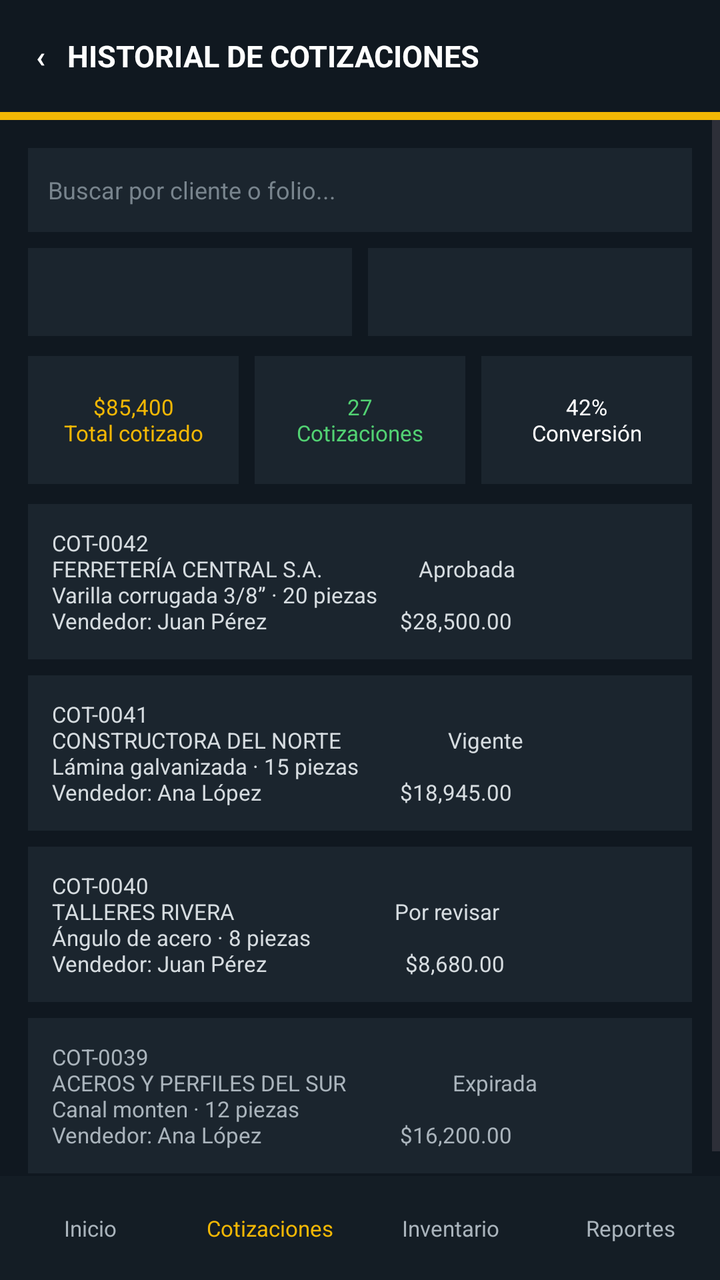
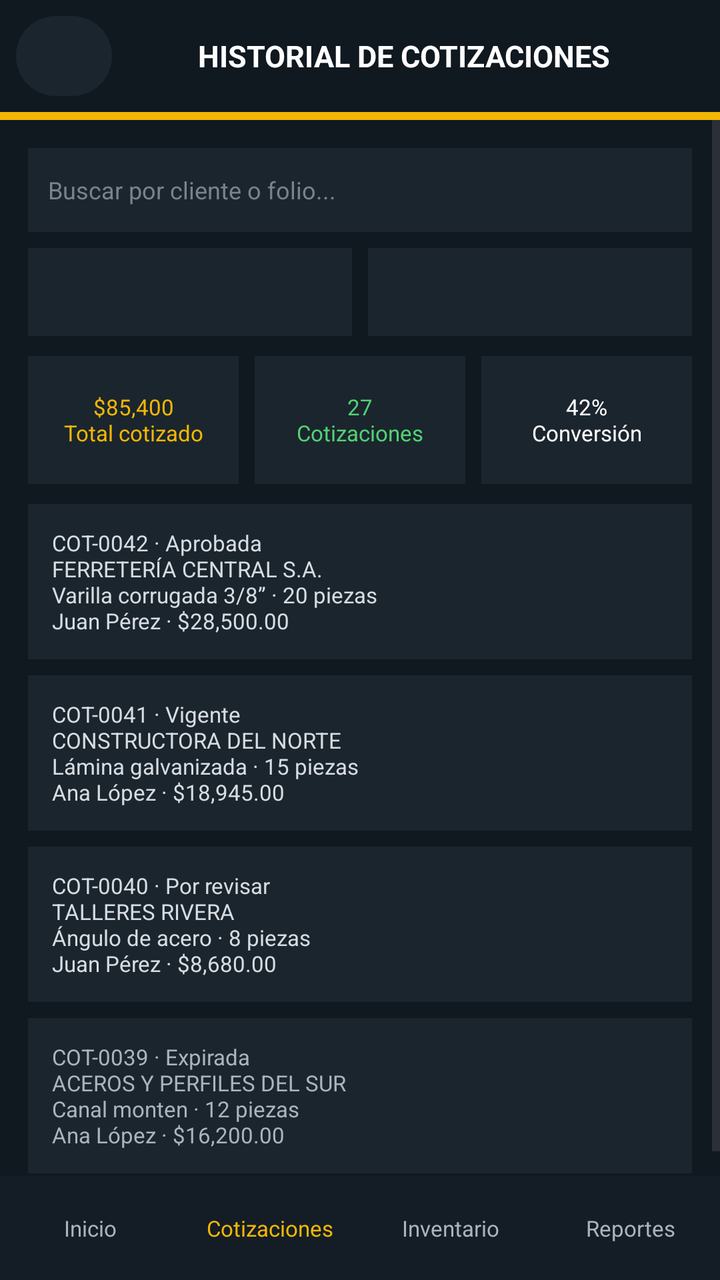

Screens rendered from an Android XML layout before and after an edit, with the pre-edit source and the edit as a unified diff.
<!-- AndroidManifest.xml: application theme Theme.Aceroswecorp -->
<!-- res/layout/activity_historial_cotizaciones.xml -->
<?xml version="1.0" encoding="utf-8"?>
<LinearLayout xmlns:android="http://schemas.android.com/apk/res/android"
    android:layout_width="match_parent"
    android:layout_height="match_parent"
    android:background="#101820"
    android:orientation="vertical">

    <TextView
        android:id="@+id/screen_back"
        android:layout_width="match_parent"
        android:layout_height="56dp"
        android:gravity="center_vertical"
        android:paddingStart="18dp"
        android:text="‹   HISTORIAL DE COTIZACIONES"
        android:textColor="#FFFFFF"
        android:textSize="15sp"
        android:textStyle="bold" />

    <TextView android:layout_width="match_parent" android:layout_height="4dp" android:background="#F2B705" />

    <ScrollView
        android:layout_width="match_parent"
        android:layout_height="0dp"
        android:layout_weight="1">

        <LinearLayout
            android:layout_width="match_parent"
            android:layout_height="wrap_content"
            android:orientation="vertical"
            android:padding="14dp">

            <EditText android:layout_width="match_parent" android:layout_height="42dp" android:background="#1B252E" android:hint="Buscar por cliente o folio..." android:padding="10dp" android:textColor="#FFFFFF" android:textColorHint="#78848D" android:textSize="12sp" />
            <LinearLayout android:layout_width="match_parent" android:layout_height="44dp" android:layout_marginTop="8dp" android:orientation="horizontal">
                <Spinner android:layout_width="0dp" android:layout_height="match_parent" android:layout_marginEnd="4dp" android:layout_weight="1" android:background="#1B252E" android:prompt="@string/all_salespeople" />
                <Spinner android:layout_width="0dp" android:layout_height="match_parent" android:layout_marginStart="4dp" android:layout_weight="1" android:background="#1B252E" android:prompt="@string/last_30_days" />
            </LinearLayout>

            <LinearLayout android:layout_width="match_parent" android:layout_height="64dp" android:layout_marginTop="10dp" android:orientation="horizontal">
                <TextView android:layout_width="0dp" android:layout_height="match_parent" android:layout_marginEnd="4dp" android:layout_weight="1" android:background="#1B252E" android:gravity="center" android:text="$85,400&#10;Total cotizado" android:textColor="#F2B705" android:textSize="11sp" />
                <TextView android:layout_width="0dp" android:layout_height="match_parent" android:layout_marginStart="4dp" android:layout_marginEnd="4dp" android:layout_weight="1" android:background="#1B252E" android:gravity="center" android:text="27&#10;Cotizaciones" android:textColor="#52D273" android:textSize="11sp" />
                <TextView android:layout_width="0dp" android:layout_height="match_parent" android:layout_marginStart="4dp" android:layout_weight="1" android:background="#1B252E" android:gravity="center" android:text="42%&#10;Conversión" android:textColor="#FFFFFF" android:textSize="11sp" />
            </LinearLayout>

            <TextView android:layout_width="match_parent" android:layout_height="wrap_content" android:layout_marginTop="10dp" android:background="#1B252E" android:padding="12dp" android:text="COT-0042&#10;FERRETERÍA CENTRAL S.A.                  Aprobada&#10;Varilla corrugada 3/8” · 20 piezas&#10;Vendedor: Juan Pérez                         $28,500.00" android:textColor="#D6DCE0" android:textSize="11sp" />
            <TextView android:layout_width="match_parent" android:layout_height="wrap_content" android:layout_marginTop="8dp" android:background="#1B252E" android:padding="12dp" android:text="COT-0041&#10;CONSTRUCTORA DEL NORTE                    Vigente&#10;Lámina galvanizada · 15 piezas&#10;Vendedor: Ana López                          $18,945.00" android:textColor="#D6DCE0" android:textSize="11sp" />
            <TextView android:layout_width="match_parent" android:layout_height="wrap_content" android:layout_marginTop="8dp" android:background="#1B252E" android:padding="12dp" android:text="COT-0040&#10;TALLERES RIVERA                              Por revisar&#10;Ángulo de acero · 8 piezas&#10;Vendedor: Juan Pérez                          $8,680.00" android:textColor="#D6DCE0" android:textSize="11sp" />
            <TextView android:layout_width="match_parent" android:layout_height="wrap_content" android:layout_marginTop="8dp" android:background="#1B252E" android:padding="12dp" android:text="COT-0039&#10;ACEROS Y PERFILES DEL SUR                    Expirada&#10;Canal monten · 12 piezas&#10;Vendedor: Ana López                          $16,200.00" android:textColor="#AAB4BC" android:textSize="11sp" />
        </LinearLayout>
    </ScrollView>

    <LinearLayout android:layout_width="match_parent" android:layout_height="52dp" android:background="#141D25" android:gravity="center" android:orientation="horizontal">
        <TextView android:id="@+id/nav_inicio" android:layout_width="0dp" android:layout_height="match_parent" android:layout_weight="1" android:gravity="center" android:text="Inicio" android:textColor="#AAB4BC" android:textSize="11sp" />
        <TextView android:id="@+id/nav_cotizaciones" android:layout_width="0dp" android:layout_height="match_parent" android:layout_weight="1" android:gravity="center" android:text="Cotizaciones" android:textColor="#F2B705" android:textSize="11sp" />
        <TextView android:id="@+id/nav_inventario" android:layout_width="0dp" android:layout_height="match_parent" android:layout_weight="1" android:gravity="center" android:text="Inventario" android:textColor="#AAB4BC" android:textSize="11sp" />
        <TextView android:id="@+id/nav_reportes" android:layout_width="0dp" android:layout_height="match_parent" android:layout_weight="1" android:gravity="center" android:text="Reportes" android:textColor="#AAB4BC" android:textSize="11sp" />
    </LinearLayout>
</LinearLayout>
<!-- resources referenced by this layout -->
<resources>
  <string name="all_salespeople">Todos los vendedores</string>
  <string name="last_30_days">Últimos 30 días</string>
  <style name="Theme.Aceroswecorp" parent="Base.Theme.Aceroswecorp" />
  <style name="Base.Theme.Aceroswecorp" parent="Theme.Material3.DayNight.NoActionBar">
          
          
      </style>
</resources>

<!-- the commit's change to res/layout/activity_historial_cotizaciones.xml (unified diff, before → after) -->
@@ -5,16 +5,34 @@
     android:background="#101820"
     android:orientation="vertical">
 
-    <TextView
-        android:id="@+id/screen_back"
+    <LinearLayout
         android:layout_width="match_parent"
         android:layout_height="56dp"
         android:gravity="center_vertical"
-        android:paddingStart="18dp"
-        android:text="‹   HISTORIAL DE COTIZACIONES"
-        android:textColor="#FFFFFF"
-        android:textSize="15sp"
-        android:textStyle="bold" />
+        android:orientation="horizontal"
+        android:paddingStart="8dp"
+        android:paddingEnd="12dp">
+
+        <Button
+            android:id="@+id/screen_back"
+            android:layout_width="48dp"
+            android:layout_height="48dp"
+            android:backgroundTint="#1B252E"
+            android:contentDescription="@string/back"
+            android:text="@string/back_arrow"
+            android:textColor="#FFFFFF"
+            android:textSize="24sp" />
+
+        <TextView
+            android:layout_width="0dp"
+            android:layout_height="wrap_content"
+            android:layout_weight="1"
+            android:gravity="center"
+            android:text="HISTORIAL DE COTIZACIONES"
+            android:textColor="#FFFFFF"
+            android:textSize="15sp"
+            android:textStyle="bold" />
+    </LinearLayout>
 
     <TextView android:layout_width="match_parent" android:layout_height="4dp" android:background="#F2B705" />
 
@@ -41,10 +59,10 @@
                 <TextView android:layout_width="0dp" android:layout_height="match_parent" android:layout_marginStart="4dp" android:layout_weight="1" android:background="#1B252E" android:gravity="center" android:text="42%&#10;Conversión" android:textColor="#FFFFFF" android:textSize="11sp" />
             </LinearLayout>
 
-            <TextView android:layout_width="match_parent" android:layout_height="wrap_content" android:layout_marginTop="10dp" android:background="#1B252E" android:padding="12dp" android:text="COT-0042&#10;FERRETERÍA CENTRAL S.A.                  Aprobada&#10;Varilla corrugada 3/8” · 20 piezas&#10;Vendedor: Juan Pérez                         $28,500.00" android:textColor="#D6DCE0" android:textSize="11sp" />
-            <TextView android:layout_width="match_parent" android:layout_height="wrap_content" android:layout_marginTop="8dp" android:background="#1B252E" android:padding="12dp" android:text="COT-0041&#10;CONSTRUCTORA DEL NORTE                    Vigente&#10;Lámina galvanizada · 15 piezas&#10;Vendedor: Ana López                          $18,945.00" android:textColor="#D6DCE0" android:textSize="11sp" />
-            <TextView android:layout_width="match_parent" android:layout_height="wrap_content" android:layout_marginTop="8dp" android:background="#1B252E" android:padding="12dp" android:text="COT-0040&#10;TALLERES RIVERA                              Por revisar&#10;Ángulo de acero · 8 piezas&#10;Vendedor: Juan Pérez                          $8,680.00" android:textColor="#D6DCE0" android:textSize="11sp" />
-            <TextView android:layout_width="match_parent" android:layout_height="wrap_content" android:layout_marginTop="8dp" android:background="#1B252E" android:padding="12dp" android:text="COT-0039&#10;ACEROS Y PERFILES DEL SUR                    Expirada&#10;Canal monten · 12 piezas&#10;Vendedor: Ana López                          $16,200.00" android:textColor="#AAB4BC" android:textSize="11sp" />
+            <TextView android:layout_width="match_parent" android:layout_height="wrap_content" android:layout_marginTop="10dp" android:background="#1B252E" android:padding="12dp" android:text="COT-0042 · Aprobada&#10;FERRETERÍA CENTRAL S.A.&#10;Varilla corrugada 3/8” · 20 piezas&#10;Juan Pérez · $28,500.00" android:textColor="#D6DCE0" android:textSize="11sp" />
+            <TextView android:layout_width="match_parent" android:layout_height="wrap_content" android:layout_marginTop="8dp" android:background="#1B252E" android:padding="12dp" android:text="COT-0041 · Vigente&#10;CONSTRUCTORA DEL NORTE&#10;Lámina galvanizada · 15 piezas&#10;Ana López · $18,945.00" android:textColor="#D6DCE0" android:textSize="11sp" />
+            <TextView android:layout_width="match_parent" android:layout_height="wrap_content" android:layout_marginTop="8dp" android:background="#1B252E" android:padding="12dp" android:text="COT-0040 · Por revisar&#10;TALLERES RIVERA&#10;Ángulo de acero · 8 piezas&#10;Juan Pérez · $8,680.00" android:textColor="#D6DCE0" android:textSize="11sp" />
+            <TextView android:layout_width="match_parent" android:layout_height="wrap_content" android:layout_marginTop="8dp" android:background="#1B252E" android:padding="12dp" android:text="COT-0039 · Expirada&#10;ACEROS Y PERFILES DEL SUR&#10;Canal monten · 12 piezas&#10;Ana López · $16,200.00" android:textColor="#AAB4BC" android:textSize="11sp" />
         </LinearLayout>
     </ScrollView>
 
<!-- resource entries referenced after the edit -->
@@ -1,6 +1,8 @@
 <!-- resources referenced by this layout -->
 <resources>
   <string name="all_salespeople">Todos los vendedores</string>
+  <string name="back">Volver</string>
+  <string name="back_arrow">‹</string>
   <string name="last_30_days">Últimos 30 días</string>
   <style name="Theme.Aceroswecorp" parent="Base.Theme.Aceroswecorp" />
   <style name="Base.Theme.Aceroswecorp" parent="Theme.Material3.DayNight.NoActionBar">
